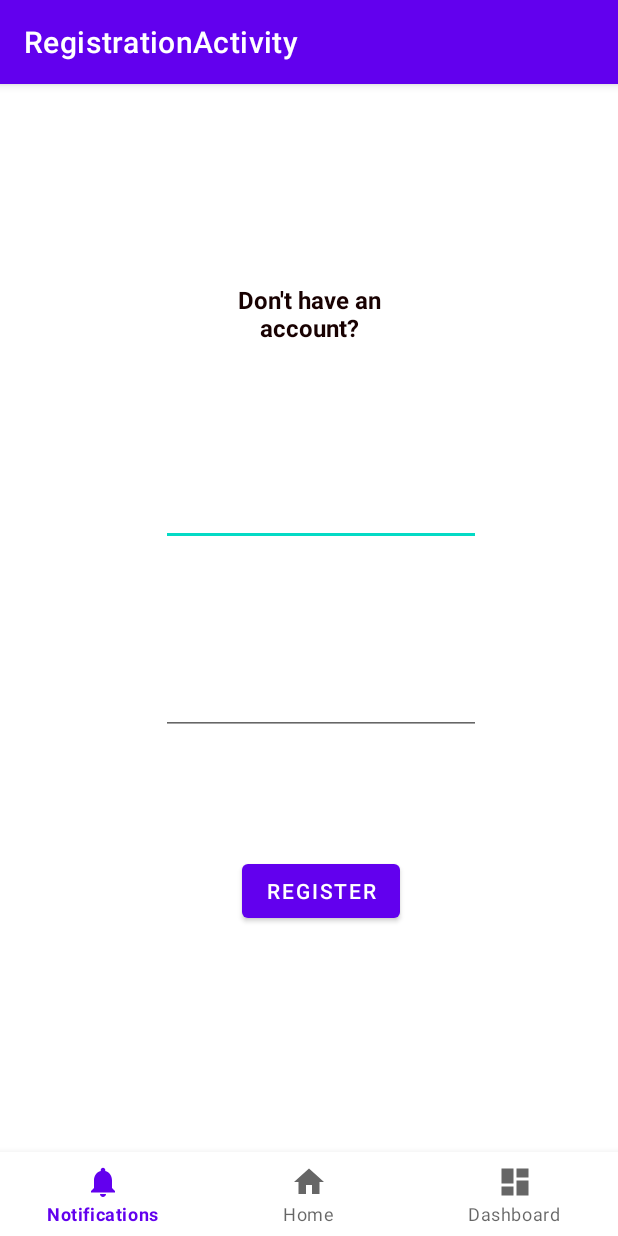
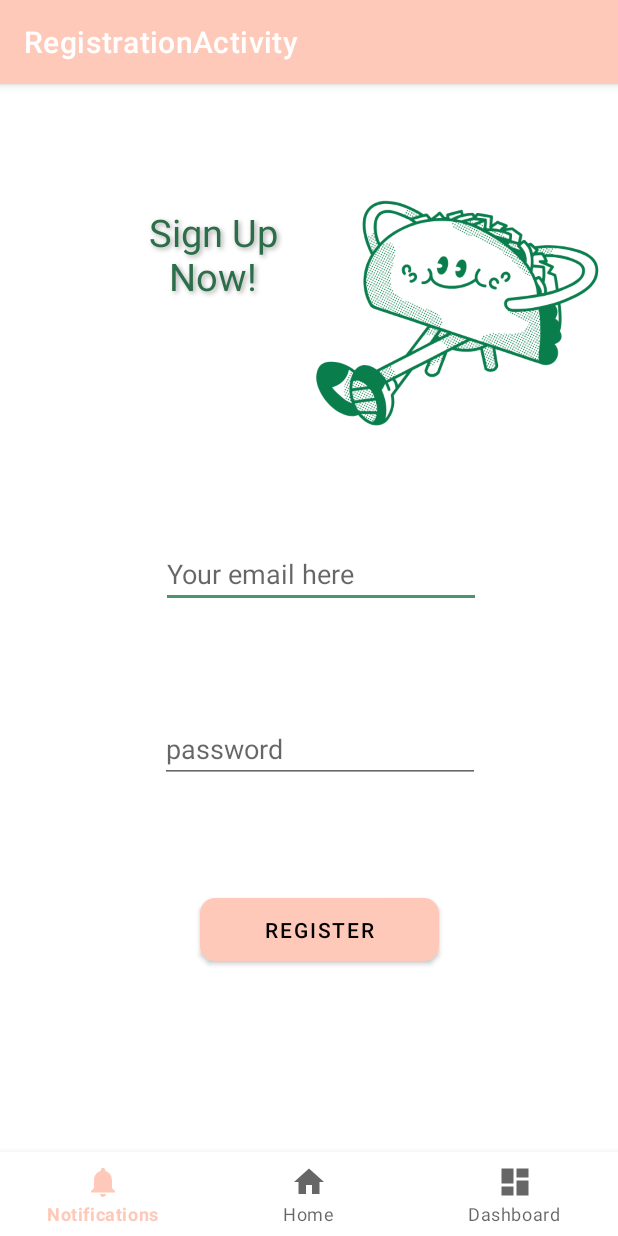
Before and after one commit to mia-a-h/bon_app, an Android app: the RegistrationActivity screen opened directly, with no data from a screen before it, on a phone screen of 412 x 824 dp. Run offline under Robolectric (Android 15) with nearby library versions, the light colour scheme and no system bars; our stand-ins replace Firebase (no records; nobody signed in at launch, a user with empty details on screens opened directly).

Commit message:
updated some activities and enhanced the design a bit

```diff
--- a/app/src/main/java/com/example/recipe_app/ui/auth/LoginActivity.kt
+++ b/app/src/main/java/com/example/recipe_app/ui/auth/LoginActivity.kt
@@ -23,8 +23,8 @@ class LoginActivity : AppCompatActivity() {
 
         super.onCreate(savedInstanceState)
         setContentView(R.layout.activity_login)
-
         auth = FirebaseAuth.getInstance()
+        //instance of firebaseauth to handle authentication tasks
         loginbtn = findViewById(R.id.loginbtn)
         etEmail = findViewById(R.id.etEmail)
         etpassword = findViewById(R.id.etpassword)
@@ -38,7 +38,7 @@ class LoginActivity : AppCompatActivity() {
         }
 
         tvForgotPassword.setOnClickListener {
-            // Redirect to PasswordRecoveryActivity
+            // Redirect to the password recovery activity
             startActivity(Intent(this, PasswordRecoveryActivity::class.java))
         }
 
--- a/app/src/main/java/com/example/recipe_app/ui/auth/profile/ProfileActivity.kt
+++ b/app/src/main/java/com/example/recipe_app/ui/auth/profile/ProfileActivity.kt
@@ -1,4 +1,3 @@
-// File: ProfileActivity.kt
 package com.example.recipe_app.ui.auth.profile
 
 import android.net.Uri
@@ -17,7 +16,7 @@ class ProfileActivity : AppCompatActivity() {
     private val auth = FirebaseAuth.getInstance()
     private val firestore = FirebaseFirestore.getInstance()
     private val storage = FirebaseStorage.getInstance()
-    private var profileImageUri: Uri? = null // Assume this is set via an image picker
+    private var profileImageUri: Uri? = null // later i will do it with an image picker
     private lateinit var etName: EditText
     private lateinit var etContactInfo: EditText
     private lateinit var updateProfilebtn: Button
@@ -34,7 +33,7 @@ class ProfileActivity : AppCompatActivity() {
             updateUserProfile(name, contactInfo, profileImageUri)
         }
 
-        // Implement image picker to set profileImageUri
+        // hon l image picker
     }
 
     private fun updateUserProfile(name: String, contactInfo: String, profileImageUri: Uri?) {
--- /dev/null
+++ b/app/src/main/res/drawable/circle_shape_background.xml
@@ -0,0 +1,6 @@
+<?xml version="1.0" encoding="utf-8"?>
+<shape xmlns:android="http://schemas.android.com/apk/res/android">
+    <solid android:color="#FFFFFF"/>
+    <corners android:radius="100dp"/>
+    <stroke android:width="2dp" android:color="@color/dark_green"/>
+</shape>
--- a/app/src/main/res/layout/activity_profile.xml
+++ b/app/src/main/res/layout/activity_profile.xml
@@ -11,7 +11,7 @@
         android:id="@+id/profilebtn"
         android:layout_width="wrap_content"
         android:layout_height="wrap_content"
-        android:text="Update "
+        android:text="@string/update"
         app:layout_constraintBottom_toBottomOf="parent"
         app:layout_constraintEnd_toEndOf="parent"
         app:layout_constraintHorizontal_bias="0.458"
--- a/app/src/main/res/layout/activity_registration.xml
+++ b/app/src/main/res/layout/activity_registration.xml
@@ -33,34 +33,39 @@
 
     <Button
         android:id="@+id/registerbtn"
-        android:layout_width="wrap_content"
-        android:layout_height="wrap_content"
+        android:layout_width="159dp"
+        android:layout_height="54dp"
         android:foregroundTint="#78FFFFFF"
-        android:text="Register"
+        android:text="@string/register"
         android:textColorLink="#673AB7"
+        app:cornerRadius="10dp"
         app:layout_constraintBottom_toBottomOf="parent"
         app:layout_constraintEnd_toEndOf="parent"
-        app:layout_constraintHorizontal_bias="0.526"
+        app:layout_constraintHorizontal_bias="0.527"
         app:layout_constraintStart_toStartOf="parent"
         app:layout_constraintTop_toTopOf="parent"
-        app:layout_constraintVertical_bias="0.69" />
+        app:layout_constraintVertical_bias="0.731" />
 
     <EditText
         android:id="@+id/etemail"
         android:layout_width="wrap_content"
         android:layout_height="wrap_content"
         android:ems="10"
+        android:hint="@string/your_email_here"
         android:inputType="textEmailAddress"
         app:layout_constraintBottom_toTopOf="@+id/registerbtn"
         app:layout_constraintEnd_toEndOf="@+id/registerbtn"
+        app:layout_constraintHorizontal_bias="0.49"
         app:layout_constraintStart_toStartOf="@+id/registerbtn"
-        app:layout_constraintTop_toTopOf="parent" />
+        app:layout_constraintTop_toTopOf="parent"
+        app:layout_constraintVertical_bias="0.57" />
 
     <EditText
         android:id="@+id/password"
         android:layout_width="wrap_content"
         android:layout_height="wrap_content"
         android:ems="10"
+        android:hint="@string/password"
         android:inputType="textPassword"
         app:layout_constraintBottom_toTopOf="@+id/registerbtn"
         app:layout_constraintEnd_toEndOf="@+id/registerbtn"
@@ -69,16 +74,32 @@
 
     <TextView
         android:id="@+id/textView"
-        android:layout_width="123dp"
-        android:layout_height="53dp"
-        android:text="@string/don_t_have_an_account"
+        android:layout_width="140dp"
+        android:layout_height="89dp"
+        android:shadowColor="#A9A9A9"
+        android:shadowDx="2"
+        android:shadowDy="2"
+        android:shadowRadius="4"
+        android:text="Sign Up Now!"
         android:textAlignment="center"
-        android:textColor="#180101"
-        android:textSize="16sp"
-        android:textStyle="bold"
+        android:textColor="@color/dark_green"
+        android:textSize="25sp"
         app:layout_constraintBottom_toTopOf="@+id/etemail"
         app:layout_constraintEnd_toEndOf="parent"
+        app:layout_constraintHorizontal_bias="0.265"
         app:layout_constraintStart_toStartOf="parent"
-        app:layout_constraintTop_toTopOf="parent" />
+        app:layout_constraintTop_toTopOf="parent"
+        app:layout_constraintVertical_bias="0.159" />
+
+    <ImageView
+        android:id="@+id/taco"
+        android:layout_width="214dp"
+        android:layout_height="220dp"
+        app:layout_constraintTop_toTopOf="parent"
+        app:layout_constraintEnd_toEndOf="parent"
+        app:layout_constraintVertical_bias="0.1"
+        app:srcCompat="@drawable/taco"
+        tools:layout_editor_absoluteX="212dp" />
+
 
 </androidx.constraintlayout.widget.ConstraintLayout>
--- a/app/src/main/res/layout/fragment_home.xml
+++ b/app/src/main/res/layout/fragment_home.xml
@@ -5,6 +5,7 @@
     android:id="@+id/home"
     android:layout_width="match_parent"
     android:layout_height="match_parent"
+
     tools:context=".ui.home.ui.home.HomeFragment">
 
     <TextView
--- a/app/src/main/res/navigation/mobile_navigation.xml
+++ b/app/src/main/res/navigation/mobile_navigation.xml
@@ -3,6 +3,7 @@
     xmlns:app="http://schemas.android.com/apk/res-auto"
     xmlns:tools="http://schemas.android.com/tools"
     android:id="@+id/mobile_navigation"
+    android:background="#fff"
     app:startDestination="@+id/navigation_home">
 
     <fragment
--- a/app/src/main/res/values-night/themes.xml
+++ b/app/src/main/res/values-night/themes.xml
@@ -2,12 +2,12 @@
     <!-- Base application theme. -->
     <style name="Theme.Recipe_app" parent="Theme.MaterialComponents.DayNight.DarkActionBar">
         <!-- Primary brand color. -->
-        <item name="colorPrimary">@color/purple_200</item>
-        <item name="colorPrimaryVariant">@color/purple_700</item>
+        <item name="colorPrimary">@color/pink</item>
+        <item name="colorPrimaryVariant">@color/light_green</item>
         <item name="colorOnPrimary">@color/black</item>
         <!-- Secondary brand color. -->
-        <item name="colorSecondary">@color/teal_200</item>
-        <item name="colorSecondaryVariant">@color/teal_200</item>
+        <item name="colorSecondary">@color/light_green</item>
+        <item name="colorSecondaryVariant">@color/dark_green</item>
         <item name="colorOnSecondary">@color/black</item>
         <!-- Status bar color. -->
         <item name="android:statusBarColor">?attr/colorPrimaryVariant</item>
--- a/app/src/main/res/values/colors.xml
+++ b/app/src/main/res/values/colors.xml
@@ -1,10 +1,10 @@
 <?xml version="1.0" encoding="utf-8"?>
 <resources>
-    <color name="purple_200">#FFBB86FC</color>
-    <color name="purple_500">#FF6200EE</color>
-    <color name="purple_700">#FF3700B3</color>
-    <color name="teal_200">#FF03DAC5</color>
-    <color name="teal_700">#FF018786</color>
-    <color name="black">#FF000000</color>
-    <color name="white">#FFFFFFFF</color>
+    <color name="dark_green">#2C6E49</color>
+    <color name="light_green">#4C956C</color>
+    <color name="beige">#FEFEE3</color>
+    <color name="pink">#FFC9B9</color>
+    <color name="orange">#D68C45</color>
+    <color name="black">#000000</color>
+    <color name="white">#FFFFFF</color>
 </resources>
--- a/app/src/main/res/values/strings.xml
+++ b/app/src/main/res/values/strings.xml
@@ -15,4 +15,8 @@
     <string name="login">Login</string>
     <string name="password">password</string>
     <string name="don_t_have_an_account">Don\'t have an account?</string>
+    <string name="register">Register</string>
+    <string name="enter_your_email_address_to_receive_a_password_reset_link">Enter your email address to receive a password reset link.</string>
+    <string name="password_recovery">Password Recovery</string>
+    <string name="update">Update</string>
 </resources>
--- a/app/src/main/res/values/themes.xml
+++ b/app/src/main/res/values/themes.xml
@@ -2,15 +2,15 @@
     <!-- Base application theme. -->
     <style name="Theme.Recipe_app" parent="Theme.MaterialComponents.DayNight.DarkActionBar">
         <!-- Primary brand color. -->
-        <item name="colorPrimary">@color/purple_500</item>
-        <item name="colorPrimaryVariant">@color/purple_700</item>
-        <item name="colorOnPrimary">@color/white</item>
+        <item name="colorPrimary">@color/pink</item>
+        <item name="colorPrimaryVariant">@color/light_green</item>
+        <item name="colorOnPrimary">@color/black</item>
         <!-- Secondary brand color. -->
-        <item name="colorSecondary">@color/teal_200</item>
-        <item name="colorSecondaryVariant">@color/teal_700</item>
+        <item name="colorSecondary">@color/light_green</item>
+        <item name="colorSecondaryVariant">@color/pink</item>
         <item name="colorOnSecondary">@color/black</item>
         <!-- Status bar color. -->
-        <item name="android:statusBarColor">?attr/colorPrimaryVariant</item>
+        <item name="android:statusBarColor">@color/black</item>
         <!-- Customize your theme here. -->
     </style>
 </resources>
```
Also changed, not shown: app/src/main/res/layout/activity_login.xml (+48 -9 lines), app/src/main/res/layout/activity_password_recovery.xml (+51 -3 lines), app/src/main/res/drawable/avoca.png (added), app/src/main/res/drawable/bingo.png (added), app/src/main/res/drawable/loginlogo.png (added), app/src/main/res/drawable/logo.png (added), app/src/main/res/drawable/taco.png (added).
